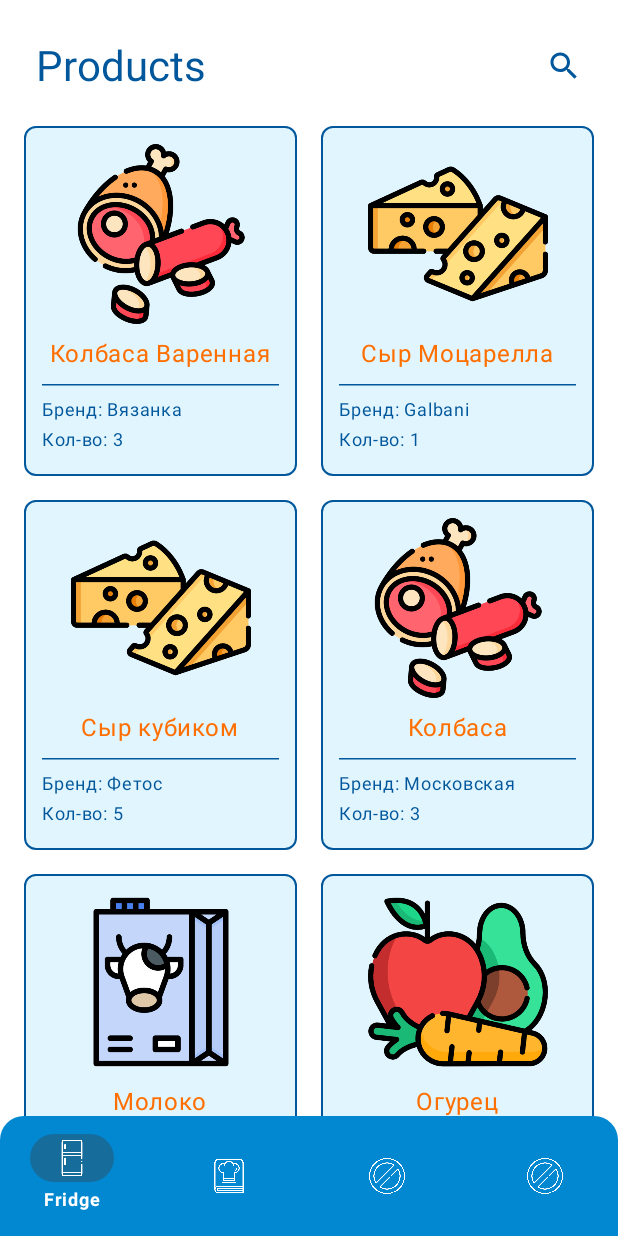
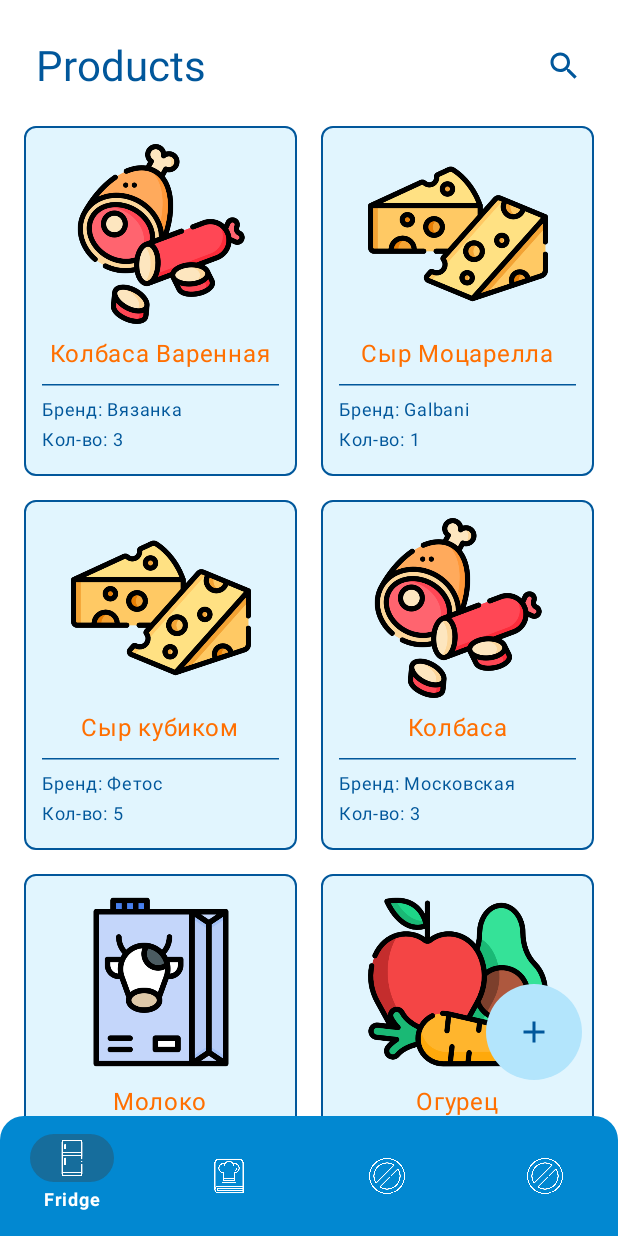
Before and after one commit to SlavaPerryAyeKruchkovenko/FoodieMate, an Android app built with Jetpack Compose: the screen it shows after launch (MainActivity), on a phone screen of 412 x 824 dp. Run offline under Robolectric (Android 15) with nearby library versions, the phone set to English and light mode, and no system bars; our stand-ins replace constraintlayout-compose.

Commit message:
add floating action button

```diff
--- a/app/build.gradle
+++ b/app/build.gradle
@@ -50,6 +50,7 @@ dependencies {
     def nav_version = "2.7.5"
     implementation "androidx.navigation:navigation-compose:$nav_version"
 
+    implementation "androidx.constraintlayout:constraintlayout-compose:1.0.1"
     implementation 'androidx.core:core-ktx:1.12.0'
     implementation 'androidx.lifecycle:lifecycle-runtime-ktx:2.6.2'
     implementation 'androidx.activity:activity-compose:1.8.0'
--- a/app/src/main/java/com/example/foodiemate/ui/navigations/NavigationAppBar.kt
+++ b/app/src/main/java/com/example/foodiemate/ui/navigations/NavigationAppBar.kt
@@ -145,7 +145,12 @@ fun NavigationAppBar(searches: List<SearchData>, placeHolder: String) {
                     }
                 }
                 BackHandler {
-                    isActive = false
+                    if(queryString.isNotEmpty()){
+                        queryString = ""
+                    }
+                    else{
+                        isActive = false
+                    }
                 }
             }
         }
--- a/app/src/main/java/com/example/foodiemate/ui/screens/FridgeScreen.kt
+++ b/app/src/main/java/com/example/foodiemate/ui/screens/FridgeScreen.kt
@@ -1,16 +1,23 @@
 package com.example.foodiemate.ui.screens
 
+import androidx.compose.foundation.background
 import androidx.compose.foundation.layout.*
 import androidx.compose.foundation.lazy.grid.GridCells
 import androidx.compose.foundation.lazy.grid.LazyVerticalGrid
 import androidx.compose.foundation.lazy.grid.items
-import androidx.compose.material3.Scaffold
+import androidx.compose.foundation.shape.RoundedCornerShape
+import androidx.compose.material.icons.Icons
+import androidx.compose.material.icons.filled.Add
+import androidx.compose.material3.FloatingActionButton
+import androidx.compose.material3.FloatingActionButtonDefaults
+import androidx.compose.material3.Icon
 import androidx.compose.runtime.Composable
 import androidx.compose.ui.Alignment
 import androidx.compose.ui.Modifier
 import androidx.compose.ui.res.stringResource
 import androidx.compose.ui.tooling.preview.Preview
 import androidx.compose.ui.unit.dp
+import androidx.constraintlayout.compose.ConstraintLayout
 import com.example.foodiemate.R
 import com.example.foodiemate.data.FridgeProduct
 import com.example.foodiemate.data.IndexObject
@@ -18,17 +25,28 @@ import com.example.foodiemate.data.SearchData
 import com.example.foodiemate.network.Mock
 import com.example.foodiemate.ui.navigations.NavigationAppBar
 import com.example.foodiemate.ui.product.FridgeProductView
+import com.example.foodiemate.ui.theme.Blue300
+import com.example.foodiemate.ui.theme.Blue700
 import com.example.foodiemate.ui.theme.White
 
 @Composable
 fun FridgeScreen() {
     val products = Mock.mockFridgeProduct()
-    Scaffold(
-        modifier = Modifier.fillMaxWidth(), containerColor = White
+    ConstraintLayout(
+        modifier = Modifier
+            .fillMaxSize()
+            .background(White),
     ) {
+        val (content, fab) = createRefs()
         Column(
             modifier = Modifier
                 .fillMaxSize()
+                .constrainAs(content) {
+                    top.linkTo(parent.top)
+                    bottom.linkTo(parent.bottom)
+                    start.linkTo(parent.start)
+                    end.linkTo(parent.end)
+                }
         ) {
             NavigationAppBar(
                 products.map { SearchData(it.id, it.product.name) },
@@ -61,6 +79,20 @@ fun FridgeScreen() {
                 }
             }
         }
+        FloatingActionButton(
+            modifier = Modifier
+                .size(64.dp)
+                .constrainAs(fab) {
+                    bottom.linkTo(parent.bottom, margin = 104.dp)
+                    end.linkTo(parent.end, margin = 24.dp)
+                },
+            elevation = FloatingActionButtonDefaults.elevation(0.dp),
+            containerColor = Blue300,
+            shape = RoundedCornerShape(50),
+            onClick = {}
+        ) {
+            Icon(Icons.Filled.Add, "", tint = Blue700, modifier = Modifier.size(24.dp))
+        }
     }
 }
 
--- a/app/src/main/java/com/example/foodiemate/ui/screens/MainScreen.kt
+++ b/app/src/main/java/com/example/foodiemate/ui/screens/MainScreen.kt
@@ -5,6 +5,7 @@ import androidx.compose.material3.Scaffold
 import androidx.compose.runtime.Composable
 import androidx.compose.ui.Modifier
 import androidx.compose.ui.tooling.preview.Preview
+import androidx.constraintlayout.compose.ConstraintLayout
 import androidx.navigation.compose.rememberNavController
 import com.example.foodiemate.ui.navigations.NavigationBottomBar
 import com.example.foodiemate.ui.navigations.NavigationGraph
@@ -20,7 +21,7 @@ fun MainScreen() {
         containerColor = White,
         bottomBar = {
             NavigationBottomBar(navController)
-        }
+        },
     ) {
         NavigationGraph(navController = navController)
     }
--- a/app/src/main/java/com/example/foodiemate/ui/theme/Color.kt
+++ b/app/src/main/java/com/example/foodiemate/ui/theme/Color.kt
@@ -12,6 +12,7 @@ val Pink40 = Color(0xFF7D5260)
 val Blue700 = Color(0xFF01579B)
 val Blue500 = Color(0xFF0288D1)
 val Blue900 = Color(0xFF166D9C)
+val Blue300 = Color(0xFFB3E5FC)
 val Blue200 = Color(0xFFE1F5FE)
 val Blue400 = Color(0xFF4FC3F7)
 val Orange = Color(0xFFFF6F00)
```
Also changed, not shown: 1 other file.
